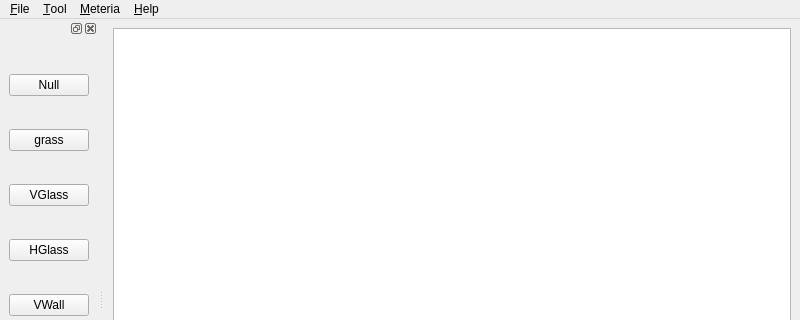
Old version of the form funcatching/mapeditor.ui in the repository rightlorg/funcatching; both pictures show x 0 to 800 and y 0 to 320 of the 800 by 600 pixel window.
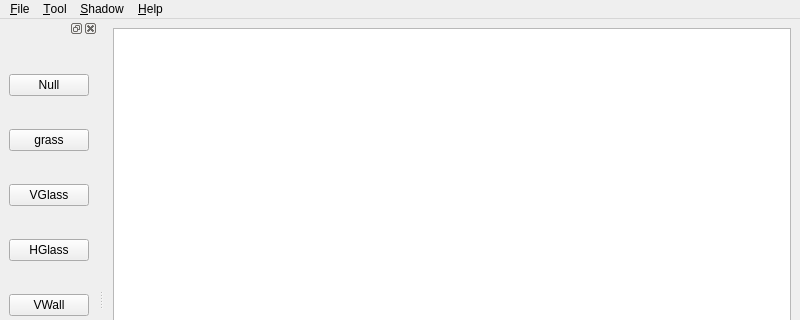
New version of the form.

```diff
--- a/funcatching/mapeditor.ui
+++ b/funcatching/mapeditor.ui
@@ -92,9 +92,9 @@
     <addaction name="action_About_us"/>
     <addaction name="actionVersion"/>
    </widget>
-   <widget class="QMenu" name="menuMeteria">
+   <widget class="QMenu" name="menu_Shadow">
     <property name="title">
-     <string>&amp;Meteria</string>
+     <string>&amp;Shadow</string>
     </property>
     <addaction name="actionWood"/>
     <addaction name="actionGlass"/>
@@ -102,7 +102,7 @@
    </widget>
    <addaction name="menu_File"/>
    <addaction name="menu_Tool"/>
-   <addaction name="menuMeteria"/>
+   <addaction name="menu_Shadow"/>
    <addaction name="menu_Help"/>
   </widget>
   <widget class="QDockWidget" name="dockWidget">
```
Left out of the diff: 68 changed lines with no effect on the pictures.
